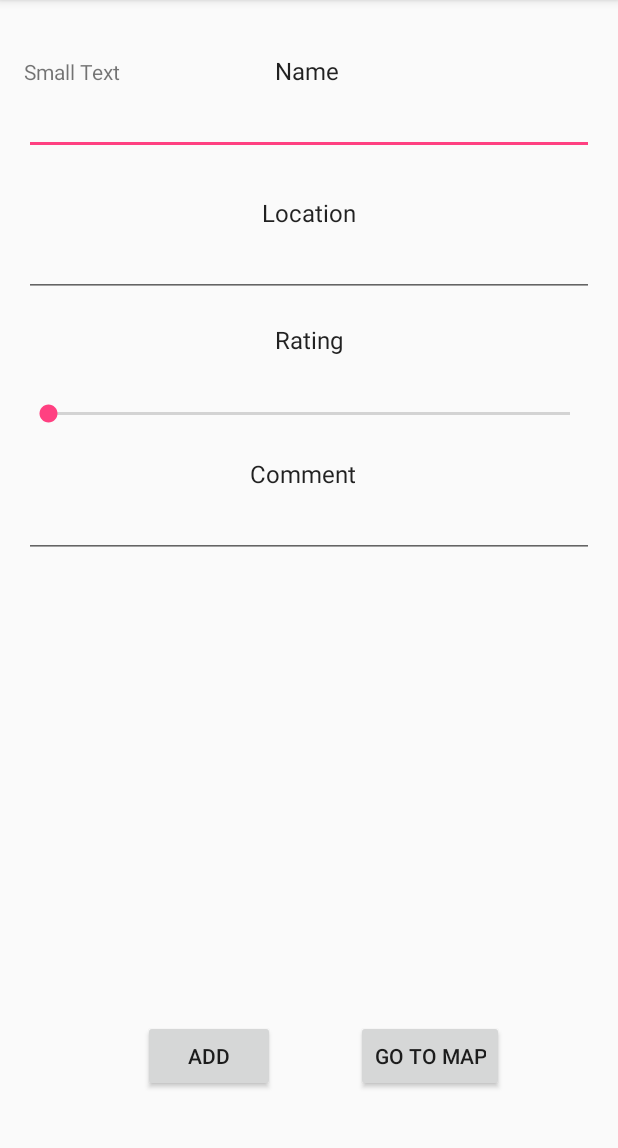
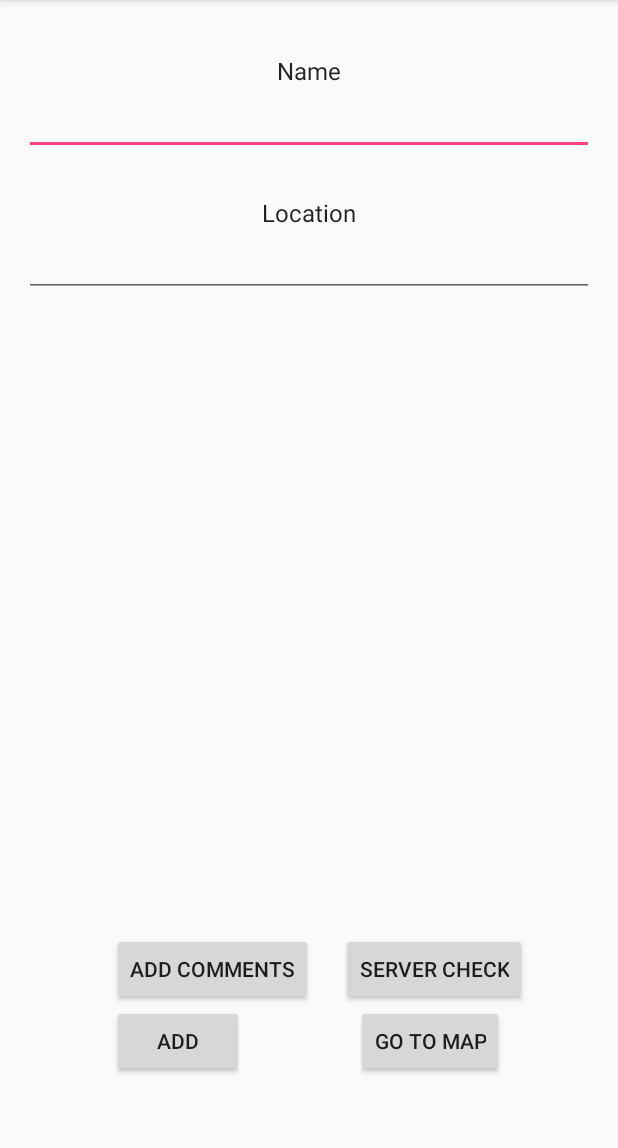
Before and after one commit to angusjlowe/dpnm-2016, an Android app: the screen it shows after launch (MainActivity), on a phone screen of 412 x 824 dp, the part 84-1232 px from its top. Run offline under Robolectric (Android 15) with nearby library versions, the phone set to English and light mode, and no system bars; libraries missing offline, so code that uses them is left out: com.firebase.client; 2 statements that could not run were skipped.

Commit message:
actually added files from last commit...

```diff
--- a/StudentStudySpaces/app/src/main/java/com/angusjlowe/studentstudyspaces/MainActivity.java
+++ b/StudentStudySpaces/app/src/main/java/com/angusjlowe/studentstudyspaces/MainActivity.java
@@ -1,5 +1,7 @@
 package com.angusjlowe.studentstudyspaces;
 
+import android.app.AlertDialog;
+import android.content.DialogInterface;
 import android.content.Intent;
 import android.support.v7.app.AppCompatActivity;
 import android.os.Bundle;
@@ -24,15 +26,10 @@ public class MainActivity extends AppCompatActivity {
 
     private EditText editTextLocation;
     private EditText editTextName;
-    private Button buttonAddLocation;
-    private TextView textViewLocations;
-    ArrayList<Integer> studySpaceIds = new ArrayList<>();
-    ArrayList<Integer> commentIds = new ArrayList<>();
+    Button buttonAddLocation;
+    String alertDialogMessage;
     Firebase ref = new Firebase("https://studentstudyspaces.firebaseio.com/");
     Firebase studySpaces = ref.child("study spaces");
-    SeekBar seekBar;
-    TextView textViewRating;
-    EditText editTextComment;
 
 
     @Override
@@ -42,10 +39,6 @@ public class MainActivity extends AppCompatActivity {
         editTextLocation = (EditText) findViewById(R.id.editTextLocation);
         editTextName = (EditText) findViewById(R.id.editTextName);
         buttonAddLocation = (Button) findViewById(R.id.buttonAddLocation);
-        textViewLocations = (TextView) findViewById(R.id.textViewLocations);
-        seekBar = (SeekBar) findViewById(R.id.seekBar);
-        textViewRating = (TextView) findViewById(R.id.textViewRating);
-        editTextComment = (EditText) findViewById(R.id.editTextComment);
 
         studySpaces.addValueEventListener(new ValueEventListener() {
             @Override
@@ -59,7 +52,6 @@ public class MainActivity extends AppCompatActivity {
                     String name = (String) details.get("name");
                     String location = (String) details.get("location");
                     DataSnapshot comments = dataSnapshot.child("comments");
-                    detailsString += comments.getKey();
                     for(DataSnapshot comment : comments.getChildren()) {
                         Map<String, Object> commentDetails = comment.getValue(Map.class);
                         for(String attribute : commentDetails.keySet()) {
@@ -67,12 +59,8 @@ public class MainActivity extends AppCompatActivity {
                         }
                     }
                     detailsString += name + ": " + location + " ";
-                    textViewLocations.setText(detailsString);
+                    alertDialogMessage = detailsString;
 
-                    //find max id number of study spaces
-                    String studySpaceIdString = dataSnapshot.getKey();
-                    Integer studySpaceId = Integer.parseInt(studySpaceIdString);
-                    studySpaceIds.add(studySpaceId);
 
                     //format study space details and add to hashmap for markers
                     location.replaceAll(" ", "");
@@ -93,24 +81,6 @@ public class MainActivity extends AppCompatActivity {
             }
         });
 
-        seekBar.setOnSeekBarChangeListener(new SeekBar.OnSeekBarChangeListener() {
-            int progress;
-
-            @Override
-            public void onProgressChanged(SeekBar seekBar, int i, boolean b) {
-                progress = i;
-            }
-
-            @Override
-            public void onStartTrackingTouch(SeekBar seekBar) {
-
-            }
-
-            @Override
-            public void onStopTrackingTouch(SeekBar seekBar) {
-                textViewRating.setText(String.valueOf(progress));
-            }
-        });
 
         buttonAddLocation.setOnClickListener(new View.OnClickListener() {
             @Override
@@ -119,34 +89,21 @@ public class MainActivity extends AppCompatActivity {
                 //update database according to user input - add study space attributes
                 String stringLocation = editTextLocation.getText().toString();
                 String stringName = editTextName.getText().toString();
-                String stringComment = editTextComment.getText().toString();
-                String stringRating  = String.valueOf(seekBar.getProgress());
                 Map<String, Object> details = new HashMap<String, Object>();
                 Map<String, Object> studySpacesMap = new HashMap<String, Object>();
-                Map<String, Object> commentDetails = new HashMap<String, Object>();
-                Map<String, Object> comments = new HashMap<String, Object>();
                 details.put("location", stringLocation);
                 details.put("name", stringName);
-                details.put("rating", stringRating);
-                //add comment attributes
-                commentDetails.put("content", stringComment);
-                commentDetails.put("date", "07/01/2017/14:19");
-                commentDetails.put("votes", "0");
+                details.put("rating", "");
+                details.put("image", "");
+                details.put("decibel", "");
+                details.put("decibel_list", "");
+                details.put("rating_list", "");
 
-                //determine the largest study space id before adding a new one
-                Integer[] studySpaceIdsArray = studySpaceIds.toArray(new Integer[studySpaceIds.size()]);
-                for(Integer i : studySpaceIdsArray) {
-                    if(i > StaticValues.largestStudySpaceId) {
-                        StaticValues.largestStudySpaceId = i;
-                    }
-                }
 
-                //add nested comments attributes
-                comments.put("1", commentDetails);
-                details.put("comments", comments);
+
                 //update study space
-                studySpacesMap.put(String.valueOf(StaticValues.largestStudySpaceId + 1), details);
-                studySpaces.updateChildren(studySpacesMap);
+                studySpaces.push().setValue(details);
+
 
 
                 Toast.makeText(getApplicationContext(), "Database updated successfully", Toast.LENGTH_LONG).show();
@@ -155,9 +112,26 @@ public class MainActivity extends AppCompatActivity {
 
     }
 
+    public void serverCheck(View v) {
+        AlertDialog.Builder builder = new AlertDialog.Builder(MainActivity.this).setTitle("Firebase JSON").setMessage(alertDialogMessage);
+        builder.setPositiveButton("Ok", new DialogInterface.OnClickListener() {
+            @Override
+            public void onClick(DialogInterface dialogInterface, int i) {
+
+            }
+        });
+        builder.show();
+
+    }
+
 
     public void goToMap(View v) {
         Intent intent = new Intent(this, MapsActivity.class);
         startActivity(intent);
     }
+
+    public void goToAddComments(View v) {
+        Intent intent = new Intent(this, AddComments.class);
+        startActivity(intent);
+    }
 }
--- a/StudentStudySpaces/app/src/main/res/layout/activity_main.xml
+++ b/StudentStudySpaces/app/src/main/res/layout/activity_main.xml
@@ -27,9 +27,8 @@
         android:id="@+id/textViewName"
         android:textSize="16dp"
         android:layout_alignParentTop="true"
-        android:layout_alignLeft="@+id/textViewRating"
-        android:layout_alignStart="@+id/textViewRating"
-        android:layout_marginTop="20dp" />
+        android:layout_marginTop="20dp"
+        android:layout_centerHorizontal="true" />
 
     <TextView
         android:layout_width="wrap_content"
@@ -63,61 +62,32 @@
         android:layout_height="wrap_content"
         android:text="Add"
         android:id="@+id/buttonAddLocation"
-        android:layout_marginBottom="24dp"
+        android:layout_marginBottom="34dp"
         android:layout_alignParentBottom="true"
-        android:layout_toLeftOf="@+id/textViewName"
-        android:layout_toStartOf="@+id/textViewName" />
+        android:layout_toLeftOf="@+id/textViewLocation"
+        android:layout_toStartOf="@+id/textViewLocation"
+        android:layout_marginRight="12dp"
+        android:layout_marginEnd="12dp" />
 
-    <SeekBar
-        android:layout_width="match_parent"
-        android:layout_height="wrap_content"
-        android:id="@+id/seekBar"
-        android:max="5"
-        android:layout_below="@+id/textViewRating"
-        android:layout_alignParentLeft="true"
-        android:layout_alignParentStart="true"
-        android:layout_marginTop="29dp" />
-
-    <TextView
+    <Button
+        style="?android:attr/buttonStyleSmall"
         android:layout_width="wrap_content"
         android:layout_height="wrap_content"
-        android:textAppearance="?android:attr/textAppearanceLarge"
-        android:text="Rating"
-        android:id="@+id/textViewRating"
-        android:textSize="16dp"
-        android:layout_below="@+id/editTextLocation"
-        android:layout_centerHorizontal="true"
-        android:layout_marginTop="17dp" />
+        android:text="Server Check"
+        android:id="@+id/buttonServerCheck"
+        android:layout_above="@+id/buttonGoToMap"
+        android:layout_toRightOf="@+id/textViewName"
+        android:layout_toEndOf="@+id/textViewName"
+        android:onClick="serverCheck"/>
 
-    <EditText
-        android:layout_width="match_parent"
-        android:layout_height="wrap_content"
-        android:id="@+id/editTextComment"
-        android:layout_below="@+id/textViewComment"
-        android:layout_alignParentRight="true"
-        android:layout_alignParentEnd="true" />
-
-    <TextView
+    <Button
         android:layout_width="wrap_content"
         android:layout_height="wrap_content"
-        android:textAppearance="?android:attr/textAppearanceLarge"
-        android:text="Comment"
-        android:id="@+id/textViewComment"
-        android:textSize="16dp"
-        android:layout_marginTop="20dp"
-        android:layout_below="@+id/seekBar"
-        android:layout_toLeftOf="@+id/buttonGoToMap"
-        android:layout_toStartOf="@+id/buttonGoToMap" />
-
-    <TextView
-        android:layout_width="wrap_content"
-        android:layout_height="wrap_content"
-        android:textAppearance="?android:attr/textAppearanceSmall"
-        android:text="Small Text"
-        android:id="@+id/textViewLocations"
-        android:layout_alignBaseline="@+id/textViewName"
-        android:layout_alignBottom="@+id/textViewName"
-        android:layout_alignParentLeft="true"
-        android:layout_alignParentStart="true" />
+        android:text="Add Comments"
+        android:id="@+id/buttonAddComments"
+        android:layout_alignTop="@+id/buttonServerCheck"
+        android:layout_alignLeft="@+id/buttonAddLocation"
+        android:layout_alignStart="@+id/buttonAddLocation"
+        android:onClick="goToAddComments"/>
 
 </RelativeLayout>
```
Also changed, not shown: StudentStudySpaces/app/src/main/AndroidManifest.xml (+4 -3 lines), StudentStudySpaces/app/src/main/java/com/angusjlowe/studentstudyspaces/AddComments.java (added, +105 -0 lines), StudentStudySpaces/app/src/main/res/layout/activity_add_comments.xml (added, +114 -0 lines).
